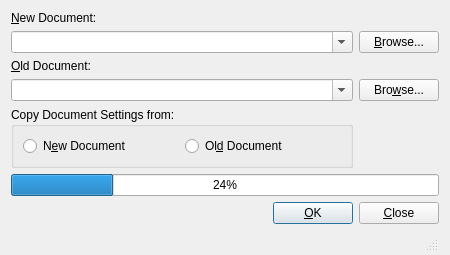
The window that src/frontends/qt4/ui/CompareUi.ui (cburschka/lyx) describes before a commit, drawn with Qt 5.
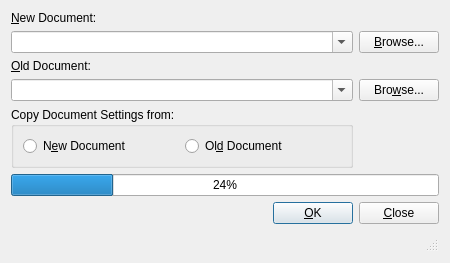
The same window after the commit.

The edit to the form file:
```diff
--- a/src/frontends/qt4/ui/CompareUi.ui
+++ b/src/frontends/qt4/ui/CompareUi.ui
@@ -13,9 +13,6 @@
    <string/>
   </property>
   <layout class="QGridLayout" name="gridLayout">
-   <property name="bottomMargin">
-    <number>3</number>
-   </property>
    <item row="0" column="0">
     <widget class="QLabel" name="newFileLA">
      <property name="text">
@@ -123,12 +120,6 @@
    </item>
    <item row="6" column="0" colspan="2">
     <layout class="QHBoxLayout">
-     <property name="spacing">
-      <number>6</number>
-     </property>
-     <property name="margin">
-      <number>0</number>
-     </property>
      <item>
       <spacer>
        <property name="orientation">
```
